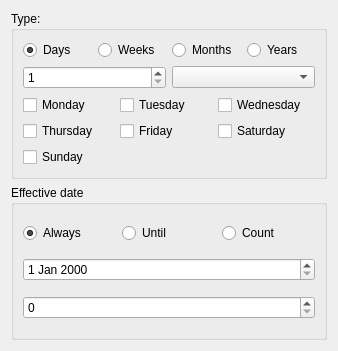
Qt form Src/FrmCustomActivity.ui (KangLin/Calendar) before a commit.
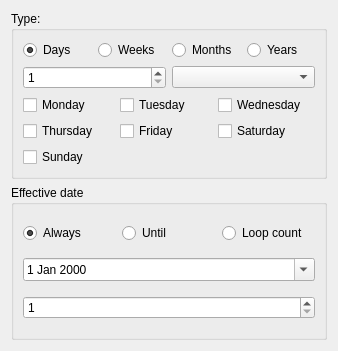
The same form after that commit.

Commit message: Modify custom task acitity

Diff of the .ui file:
```diff
--- a/Src/FrmCustomActivity.ui
+++ b/Src/FrmCustomActivity.ui
@@ -181,17 +181,25 @@
         <item>
          <widget class="QRadioButton" name="rbCount">
           <property name="text">
-           <string>Count</string>
+           <string>Loop count</string>
           </property>
          </widget>
         </item>
        </layout>
       </item>
       <item row="1" column="1">
-       <widget class="QDateEdit" name="deUntil"/>
+       <widget class="QDateEdit" name="deUntil">
+        <property name="calendarPopup">
+         <bool>true</bool>
+        </property>
+       </widget>
       </item>
       <item row="2" column="1">
-       <widget class="QSpinBox" name="spCount"/>
+       <widget class="QSpinBox" name="spCount">
+        <property name="minimum">
+         <number>1</number>
+        </property>
+       </widget>
       </item>
      </layout>
     </widget>
```
Left out of the diff: 2 changed lines with no effect on the pictures. The commit also changes 7 other files.
